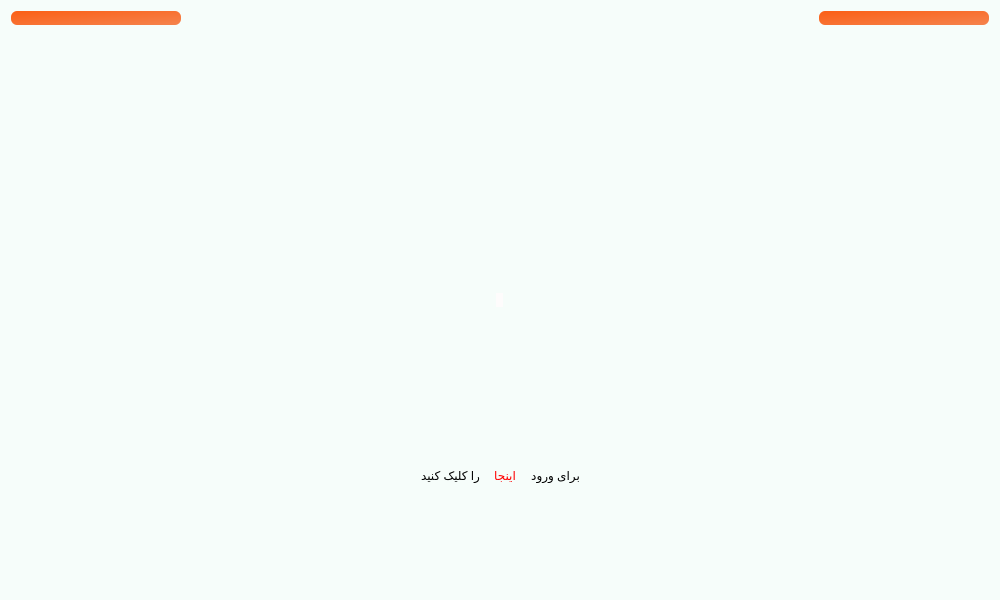
The window that main.ui (Farazist/raspberrypi-app) describes before a commit, drawn with Qt 5.
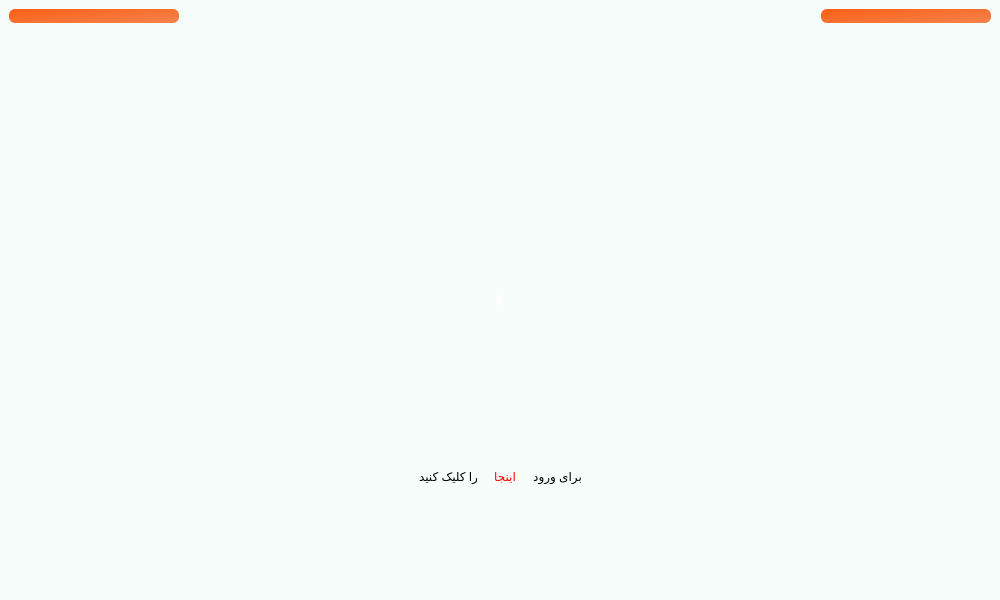
The same window after the commit. Icons and pictures are not drawn.

```diff
--- a/main.ui
+++ b/main.ui
@@ -1,7 +1,7 @@
 <?xml version="1.0" encoding="UTF-8"?>
 <ui version="4.0">
  <class>Dialog</class>
- <widget class="QDialog" name="Dialog">
+ <widget class="QMainWindow" name="Dialog">
   <property name="windowModality">
    <enum>Qt::NonModal</enum>
   </property>
@@ -25,6 +25,7 @@
   <property name="styleSheet">
    <string notr="true">background-color: rgb(246, 253, 250);</string>
   </property>
+  <widget class="QWidget" name="centralWidget">
   <layout class="QVBoxLayout" name="verticalLayout">
    <item>
     <layout class="QHBoxLayout" name="h_layout_header">
@@ -2305,6 +2306,7 @@
     </widget>
    </item>
   </layout>
+ </widget>
  </widget>
  <resources/>
  <connections/>
```
